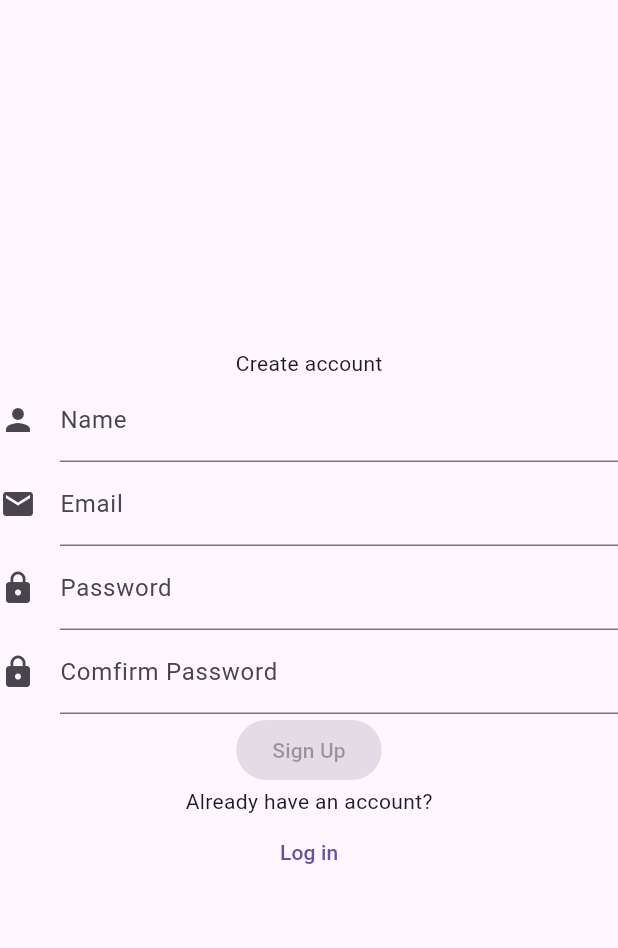
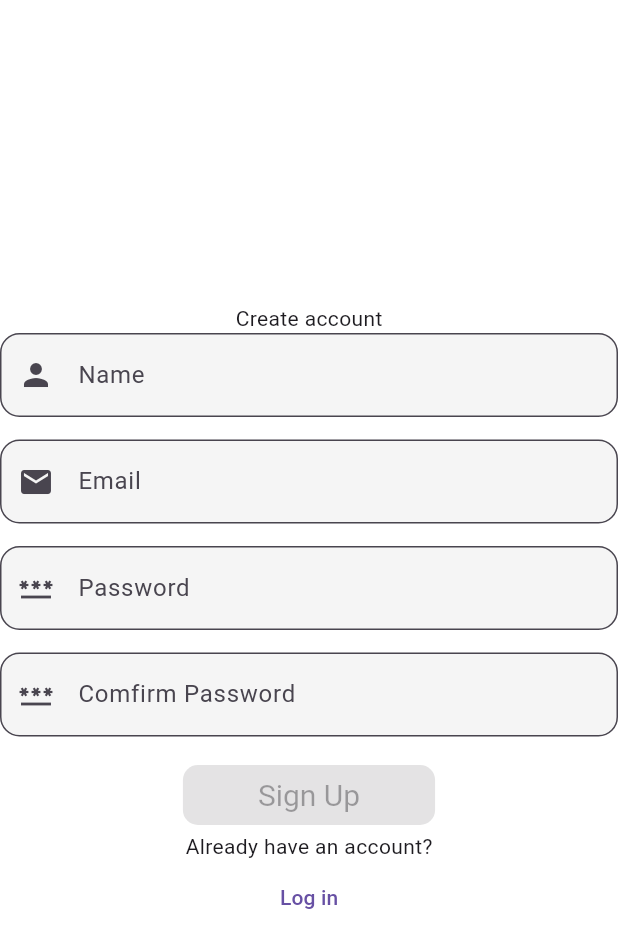
Before and after one commit to CaioLCM/PulseSF, a Flutter app: the Signupscreen screen opened directly, on a phone screen of 412 x 824 dp. Shown: the top 948 px of the screen. Run offline on Flutter 3.47's test engine with Material 3 defaults, Android fonts, the phone set to English and light mode, and no system bars.

Commit message:
Put some style at sign up page

```diff
--- a/lib/pages/Signupscreen.dart
+++ b/lib/pages/Signupscreen.dart
@@ -1,34 +1,74 @@
 import 'package:flutter/material.dart';
 
 class Signupscreen extends StatelessWidget{
+
+  TextEditingController user = new TextEditingController();
+  TextEditingController email = new TextEditingController();
+  TextEditingController password = new TextEditingController();
+  TextEditingController confirmPassword = new TextEditingController();
   @override
   Widget build(BuildContext context){
     return Scaffold(
+      backgroundColor: Colors.white,
         body: Column(
           mainAxisAlignment: MainAxisAlignment.center,
           children: [
             Text("Create account"),
-            TextField(decoration: InputDecoration(
+            TextField(
+              controller: user,
+              decoration: InputDecoration(
               labelText: "Name",
-              icon: Icon(Icons.person)
+              prefixIcon: Icon(Icons.person),
+              border: OutlineInputBorder(
+                borderRadius: BorderRadius.circular(13)
+              ),
+              filled: true,
+              fillColor: Colors.grey[100]
             ),
             ),
-            TextField(decoration: InputDecoration(
+            SizedBox(height: 15,),
+            TextField(
+              controller: email,
+              decoration: InputDecoration(
               labelText: "Email",
-              icon: Icon(Icons.email)
+              prefixIcon: Icon(Icons.email),
+              border: OutlineInputBorder(
+                borderRadius: BorderRadius.circular(13)
+              ),
+              filled: true,
+              fillColor: Colors.grey[100]
             ),
             ),
-            TextField(decoration: InputDecoration(
+            SizedBox(height: 15,),
+            TextField(controller: password, decoration: InputDecoration(
               labelText: "Password",
-              icon: Icon(Icons.lock)
+              prefixIcon: Icon(Icons.password),
+              border: OutlineInputBorder(
+                borderRadius: BorderRadius.circular(13)
+              ),
+              filled: true,
+              fillColor: Colors.grey[100]
             ),
             ),
-            TextField(decoration: InputDecoration(
+            SizedBox(height: 15,),
+            TextField(
+              controller: confirmPassword,
+              decoration:InputDecoration(
               labelText: "Comfirm Password",
-              icon: Icon(Icons.lock)
+              prefixIcon: Icon(Icons.password),
+              border: OutlineInputBorder(
+                borderRadius: BorderRadius.circular(13)
+              ),
+              filled: true,
+              fillColor: Colors.grey[100]
             ),
             ),
-            ElevatedButton(onPressed: null, child: Text("Sign Up")),
+            SizedBox(height: 15,),
+            ElevatedButton(onPressed: null, child: Text("Sign Up"), style: ElevatedButton.styleFrom(
+                padding: EdgeInsets.symmetric(horizontal: 50, vertical: 8),
+                shape: RoundedRectangleBorder(borderRadius: BorderRadius.circular(10)),
+                textStyle: TextStyle(fontSize: 20)
+                )),
             Text("Already have an account?"),
             TextButton(onPressed: () => {
               Navigator.pop(context)
```
